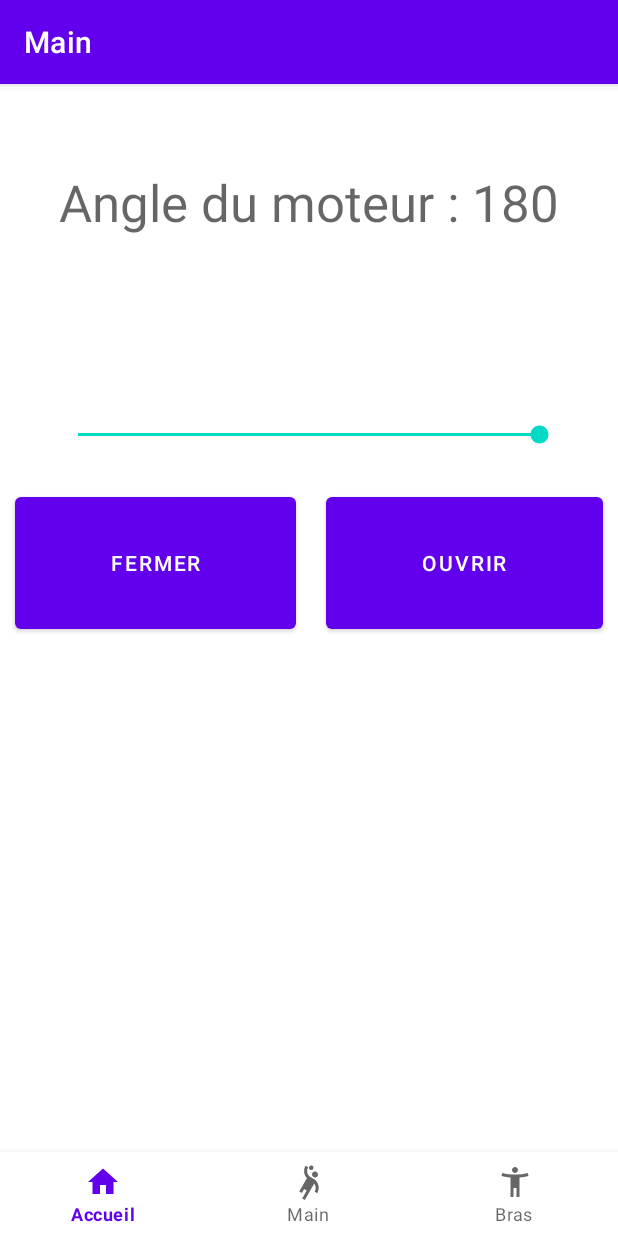
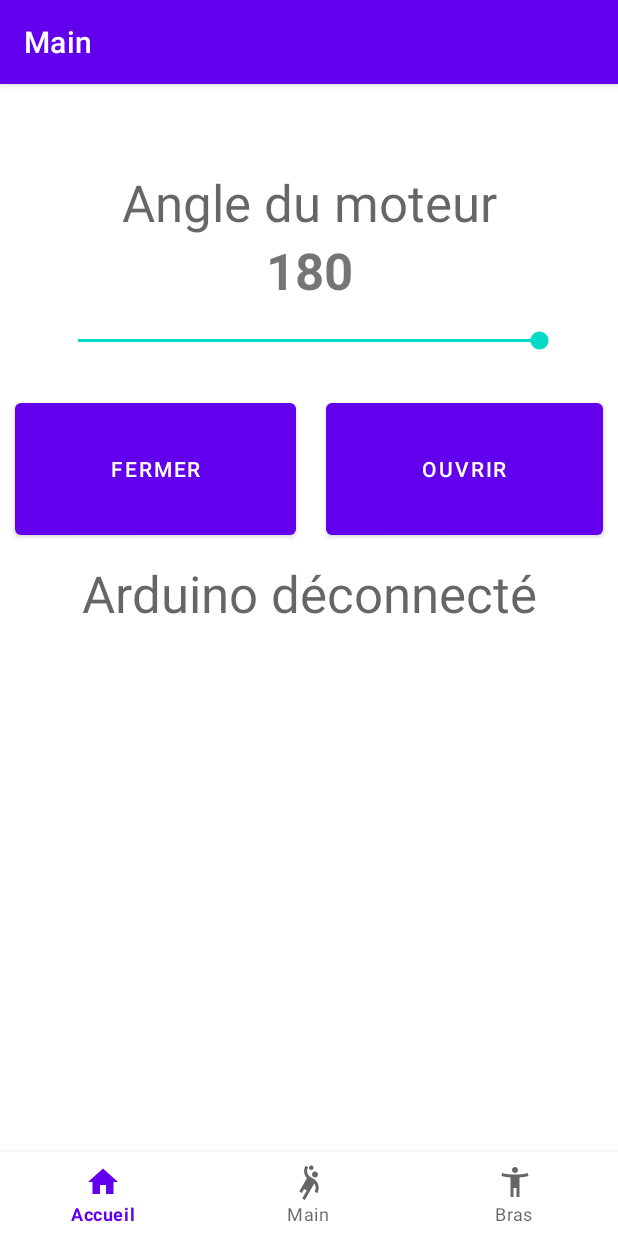
Before and after one commit to Nyllea/Robotic_Arm-Hand_App, an Android app: the Hand screen opened through its navigation route, after a tap on "FERMER", on a phone screen of 412 x 824 dp. Run offline under Robolectric (Android 15) with nearby library versions, the phone set to English and light mode, and no system bars; our stand-ins replace navigation-ui; libraries missing offline, so code that uses them is left out: me.aflak.arduino; 4 statements that could not run were skipped.

Commit message:
Removed useless code from Hand Buttons'OnClick and factored it Removed the hard coded values Changed the hand angle value display Added an Arduino state display

```diff
--- a/app/src/main/java/com/example/roboticarmhandapp/Hand.java
+++ b/app/src/main/java/com/example/roboticarmhandapp/Hand.java
@@ -13,15 +13,16 @@ import android.widget.Button;
 import android.widget.SeekBar;
 import android.widget.TextView;
 
-import java.math.BigInteger;
-
 import me.aflak.arduino.Arduino;
 import me.aflak.arduino.ArduinoListener;
 
 public class Hand extends Fragment implements ArduinoListener {
 
+    private static final int MAX_ANGLE = 180, DEFAULT_ANGLE = 90;
+    private static final int ARDUINO_VENDOR_ID = 2341, ARDUINO_USB_PERMISSION_DELAY = 3;
+
     SeekBar HandSeekBar;
-    TextView HandAngleIndicator;
+    TextView HandAngleIndicator, HandArduinoConnected;
     Button openHandButton,closeHandButton;
     private Arduino arduino;
     byte seeked;
@@ -42,26 +43,23 @@ public class Hand extends Fragment implements ArduinoListener {
         HandAngleIndicator = v.findViewById(R.id.HandAngleIndicator);
         openHandButton = v.findViewById(R.id.openHandButton);
         closeHandButton = v.findViewById(R.id.closeHandButton);
+        HandArduinoConnected = v.findViewById(R.id.HandArduinoConnectedTxt);
+
         arduino = new Arduino(getActivity());
-        arduino.addVendorId(2341);
+        arduino.addVendorId(ARDUINO_VENDOR_ID);
 
         //Détermine les caractéristiques du HandseekBar
-        HandSeekBar.setMax(180); //La valeur max atteignable
-        HandSeekBar.setProgress(90); //La valeur par défaut quand on ouvre l'application
-
-
-        HandAngleIndicator.setText("Bougez moi !");
+        HandSeekBar.setMax(MAX_ANGLE); //La valeur max atteignable
 
         HandSeekBar.setOnSeekBarChangeListener(new SeekBar.OnSeekBarChangeListener() {
             @Override
             public void onProgressChanged(SeekBar seekBar, int i, boolean b) {
-                int adjust = (int) (i / 2);
+                int adjust = i / 2;
                 int newi = adjust * 2;
-                HandSeekBar.setProgress(newi);
                 seeked = (byte) adjust; // byte prend des valeurs entre -128 et 127
                 sendSeeked[0] = seeked;
                 //on affiche la valeur de l'angle sur l'application
-                HandAngleIndicator.setText("Angle du moteur : " + newi);
+                HandAngleIndicator.setText(String.valueOf(newi));
                 //on envoie l'angle voulue vers arduino
                 arduino.send(sendSeeked);
             }
@@ -77,30 +75,14 @@ public class Hand extends Fragment implements ArduinoListener {
             }
         });
 
+        HandSeekBar.setProgress(DEFAULT_ANGLE); //La valeur par défaut quand on ouvre l'application
+
         //fonction appelée lorsqu'on appuie sur le bouton "fermer" : on met l'angle à 180
-        closeHandButton.setOnClickListener( new View.OnClickListener() {
-            @Override
-            public void onClick(View v) {
-                HandSeekBar.setProgress(180);
-                seeked = (byte) 90; // byte prend des valeurs entre -128 et 127
-                sendSeeked[0] = seeked;
-                HandAngleIndicator.setText("Angle du moteur : " + 180);
-                arduino.send(sendSeeked);
-            }
-        });
+        closeHandButton.setOnClickListener( V -> HandSeekBar.setProgress(MAX_ANGLE));
 
 
         //fonction appelée lorsqu'on appuie sur le boutton "ouvrir" : on met l'angle à 0
-        openHandButton.setOnClickListener(new View.OnClickListener() {
-            @Override
-            public void onClick(View v) {
-                HandSeekBar.setProgress(0);
-                seeked = (byte) 0; // byte prend des valeurs entre -128 et 127
-                sendSeeked[0] = seeked;
-                HandAngleIndicator.setText("Angle du moteur : " + 0);
-                arduino.send(sendSeeked);
-            }
-        });
+        openHandButton.setOnClickListener( V -> HandSeekBar.setProgress(0));
 
         return v;
     }
@@ -122,14 +104,14 @@ public class Hand extends Fragment implements ArduinoListener {
     //Connecte la carte arduino si la permission est donnée
     @Override
     public void onArduinoAttached(UsbDevice device) {
-        HandAngleIndicator.setText("Arduino connecté !");
+        HandArduinoConnected.setText(R.string.arduinoConnected);
         arduino.open(device);
     }
 
     //Si la carte est déconnectée
     @Override
     public void onArduinoDetached() {
-        HandAngleIndicator.setText("Arduino déconnecté");
+        HandArduinoConnected.setText(R.string.arduinoDisconnected);
     }
 
     @Override
@@ -146,8 +128,8 @@ public class Hand extends Fragment implements ArduinoListener {
     //Si la permission n'est pas accordée
     @Override
     public void onUsbPermissionDenied() {
-        HandAngleIndicator.setText("Permission denied. Attempting again in 3 sec...");
-        new Handler().postDelayed(() -> arduino.reopen(), 3000);
+        HandArduinoConnected.setText(getString(R.string.arduinoPermissionDenied, ARDUINO_USB_PERMISSION_DELAY));
+        new Handler().postDelayed(() -> arduino.reopen(), ARDUINO_USB_PERMISSION_DELAY);
     }
 
 }
--- a/app/src/main/res/layout/fragment_hand.xml
+++ b/app/src/main/res/layout/fragment_hand.xml
@@ -11,13 +11,21 @@
     <!-- TODO: Update blank fragment layout -->
 
     <TextView
+        android:id="@+id/HandAngleTxt"
+        android:layout_width="match_parent"
+        android:layout_height="wrap_content"
+        android:layout_gravity="center"
+        android:text="@string/angleMoteurTxt"
+        android:textAlignment="center"
+        android:textAppearance="@style/TextAppearance.AppCompat.Display1" />
+
+    <TextView
         android:id="@+id/HandAngleIndicator"
         android:layout_width="match_parent"
-        android:layout_height="153dp"
-        android:text="@string/app_name"
+        android:layout_height="wrap_content"
         android:textAlignment="center"
-        android:textAppearance="@style/TextAppearance.AppCompat.Display1"
-        android:layout_gravity="center" />
+        android:textSize="34sp"
+        android:textStyle="bold" />
 
     <SeekBar
         android:id="@+id/HandSeekBar"
@@ -36,7 +44,8 @@
             android:layout_height="100dp"
             android:layout_margin="10dp"
             android:layout_weight="1"
-            android:text="@string/closeHand" />
+            android:text="@string/closeHand"
+            android:textAlignment="center" />
 
         <Button
             android:id="@+id/openHandButton"
@@ -48,5 +57,14 @@
 
     </LinearLayout>
 
+    <TextView
+        android:id="@+id/HandArduinoConnectedTxt"
+        android:layout_width="match_parent"
+        android:layout_height="wrap_content"
+        android:layout_gravity="center"
+        android:text="@string/arduinoDisconnected"
+        android:textAlignment="center"
+        android:textAppearance="@style/TextAppearance.AppCompat.Display1" />
+
 
 </LinearLayout>
--- a/app/src/main/res/values/strings.xml
+++ b/app/src/main/res/values/strings.xml
@@ -6,6 +6,8 @@
     <string name="app_description">Cette application sert à contrôler le bras robotisé et la main robotisée. Utilisez la barre de navigation en bas de l\'écran pour sélectionner le système à contrôler.</string>
     <string name="openHand">Ouvrir</string>
     <string name="closeHand">Fermer</string>
-    <!-- TODO: Remove or change this placeholder text -->
-    <string name="hello_blank_fragment">Hello blank fragment</string>
+    <string name="angleMoteurTxt">Angle du moteur</string>
+    <string name="arduinoConnected">Arduino connecté !</string>
+    <string name="arduinoDisconnected">Arduino déconnecté</string>
+    <string name="arduinoPermissionDenied">Permission denied. Attempting again in %1$d sec&#8230;</string> //&#8230; = ...
 </resources>
```
